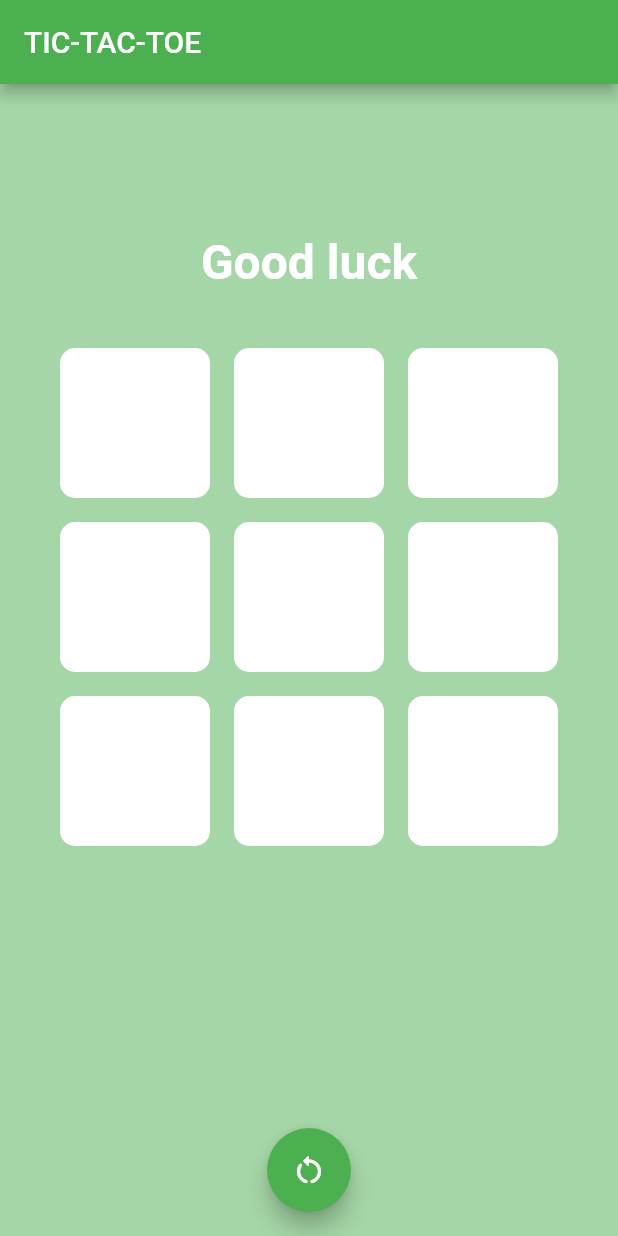
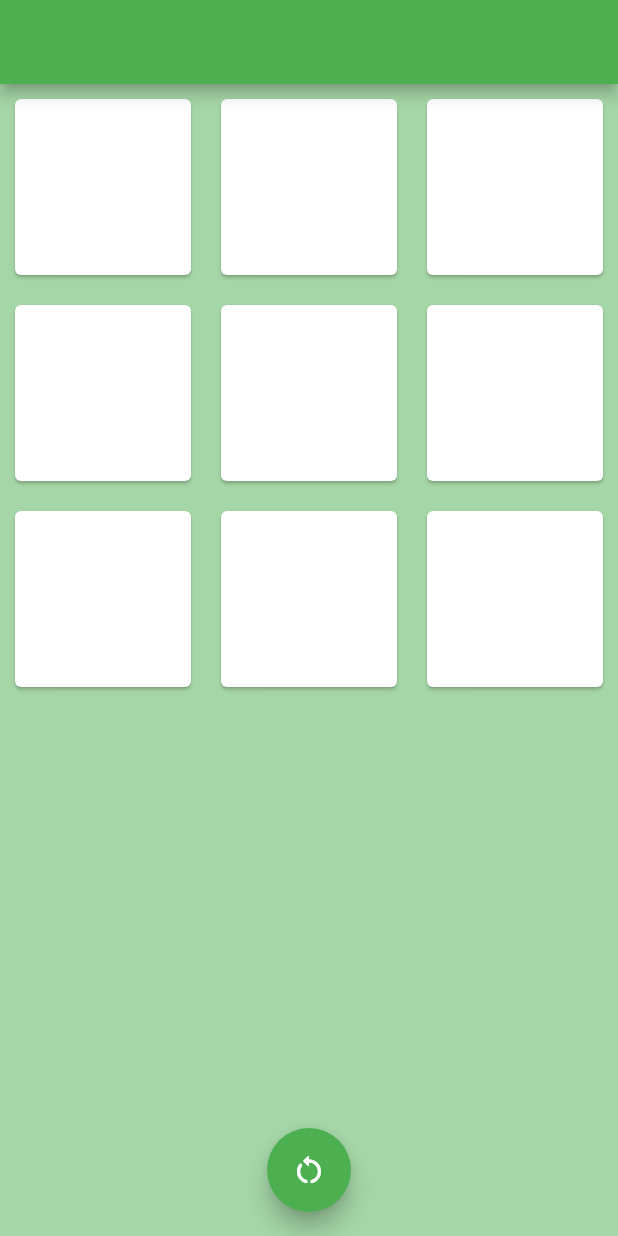
Before and after one commit to Itterum/tic_tac_toe, a Flutter app: the screen it shows after launch, on a phone screen of 412 x 824 dp. Run offline on Flutter 3.47's test engine with Material 2 defaults, Android fonts, the phone set to English and light mode, and no system bars; our stand-ins replace flutter_bloc.

Commit message:
add bloc provider part.1

```diff
--- a/lib/main.dart
+++ b/lib/main.dart
@@ -1,5 +1,5 @@
 import 'package:flutter/material.dart';
-import 'package:tic_tac_toe/game_screen.dart';
+import 'package:tic_tac_toe/widgets/field_widget.dart';
 
 void main() {
   runApp(const MainApp());
@@ -11,7 +11,7 @@ class MainApp extends StatelessWidget {
   @override
   Widget build(BuildContext context) {
     return MaterialApp(
-      home: const GameScreen(),
+      home: const FieldWidget(),
       theme: ThemeData(
         colorScheme: ColorScheme.fromSwatch(primarySwatch: Colors.green),
       ),
--- /dev/null
+++ b/lib/widgets/field_bloc.dart
@@ -0,0 +1,78 @@
+import 'package:flutter/material.dart';
+import 'package:flutter_bloc/flutter_bloc.dart';
+
+class FieldBloc extends Bloc<FieldEvent, List<Item>> {
+  Player currentPlayer = Player.cross;
+
+  FieldBloc() : super([]) {
+    on<GenerateFieldEvent>(_initField);
+    on<ItemEvent>(_setItem);
+  }
+
+  _initField(GenerateFieldEvent event, Emitter<List<Item>> emit) async {
+    try {
+      final List<Item> field = [];
+      currentPlayer = Player.cross;
+
+      for (int row = 0; row < 3; row++) {
+        for (int col = 0; col < 3; col++) {
+          final int index = row * 3 + col;
+          field.add(Item(index: index));
+        }
+      }
+
+      emit(field);
+    } catch (e) {
+      emit([]);
+    }
+  }
+
+  _setItem(ItemEvent event, Emitter<List<Item>> emit) async {
+    final int index = event.index;
+
+    if (index >= 0 && index < state.length) {
+      final int index = event.index;
+
+      if (index >= 0 && index < state.length) {
+        final item = state[index];
+
+        if (item.icon == null) {
+          if (currentPlayer == Player.cross) {
+            item.icon = Icons.clear;
+            item.color = Colors.green.shade300;
+            currentPlayer = Player.circle;
+          } else {
+            item.icon = Icons.circle_outlined;
+            item.color = Colors.red.shade300;
+            currentPlayer = Player.cross;
+          }
+          emit(List.of(state));
+        }
+      }
+    }
+  }
+}
+
+abstract class FieldEvent {}
+
+class GenerateFieldEvent extends FieldEvent {}
+
+class ItemEvent extends FieldEvent {
+  final int index;
+  IconData? icon;
+
+  ItemEvent(this.index, this.icon);
+}
+
+enum Player { cross, circle }
+
+class Item {
+  final int index;
+  IconData? icon;
+  Color? color;
+
+  Item({
+    required this.index,
+    this.icon,
+  });
+}
--- /dev/null
+++ b/lib/widgets/field_widget.dart
@@ -0,0 +1,64 @@
+import 'package:flutter/material.dart';
+import 'package:flutter_bloc/flutter_bloc.dart';
+import 'package:tic_tac_toe/widgets/field_bloc.dart';
+
+class FieldWidget extends StatelessWidget {
+  const FieldWidget({Key? key}) : super(key: key);
+
+  @override
+  Widget build(BuildContext context) {
+    final fieldBloc = FieldBloc();
+    fieldBloc.add(GenerateFieldEvent());
+
+    return BlocProvider(
+      create: (context) => fieldBloc,
+      child: Scaffold(
+        backgroundColor: Colors.green.shade200,
+        appBar: AppBar(),
+        body: Center(
+          child: BlocBuilder<FieldBloc, List<Item>>(
+            builder: (context, field) {
+              return field.isEmpty
+                  ? const CircularProgressIndicator()
+                  : GridView.builder(
+                      gridDelegate:
+                          const SliverGridDelegateWithFixedCrossAxisCount(
+                        crossAxisCount: 3,
+                      ),
+                      itemCount: field.length,
+                      itemBuilder: (context, index) {
+                        final item = field[index];
+                        return GestureDetector(
+                          onTap: () => fieldBloc.add(
+                            ItemEvent(item.index, item.icon),
+                          ),
+                          child: Card(
+                            key: Key('card_$index'),
+                            color: item.color,
+                            margin: const EdgeInsets.all(10),
+                            child: Center(
+                              child: Icon(
+                                item.icon,
+                                size: 64,
+                                color: Colors.white,
+                              ),
+                            ),
+                          ),
+                        );
+                      },
+                    );
+            },
+          ),
+        ),
+        floatingActionButton: FloatingActionButton(
+          onPressed: () {
+            fieldBloc.add(GenerateFieldEvent());
+          },
+          tooltip: 'Restart game',
+          child: const Icon(Icons.restart_alt_rounded),
+        ),
+        floatingActionButtonLocation: FloatingActionButtonLocation.centerFloat,
+      ),
+    );
+  }
+}
--- a/pubspec.yaml
+++ b/pubspec.yaml
@@ -9,6 +9,7 @@ environment:
 dependencies:
   flutter:
     sdk: flutter
+  flutter_bloc: ^8.1.3
 
 dev_dependencies:
   flutter_test:
```
Also changed, not shown: pubspec.lock, 1 other file.
